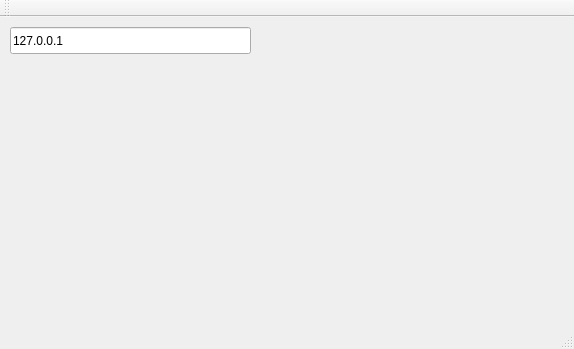
This is courses/prog_base_3/project/sender/mainwindow.ui in k-gregory/OP_repo as Qt 5 draws it before an edit. The edited form follows.
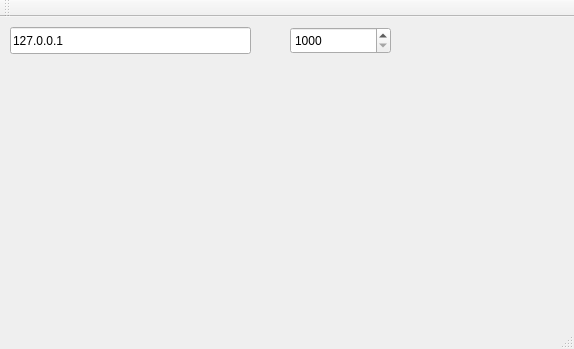
This is the edited form.

Commit message: Fix sender: add port, save addr, fix focus

Diff of the .ui file:
```diff
--- a/courses/prog_base_3/project/sender/mainwindow.ui
+++ b/courses/prog_base_3/project/sender/mainwindow.ui
@@ -33,6 +33,22 @@
      <string>Ip of server</string>
     </property>
    </widget>
+   <widget class="QSpinBox" name="spinBox">
+    <property name="geometry">
+     <rect>
+      <x>290</x>
+      <y>10</y>
+      <width>101</width>
+      <height>27</height>
+     </rect>
+    </property>
+    <property name="minimum">
+     <number>1000</number>
+    </property>
+    <property name="maximum">
+     <number>64000</number>
+    </property>
+   </widget>
   </widget>
   <widget class="QMenuBar" name="menuBar">
    <property name="geometry">
```
Left out of the diff: 2 changed lines with no effect on the pictures. The commit also changes 2 other files.
